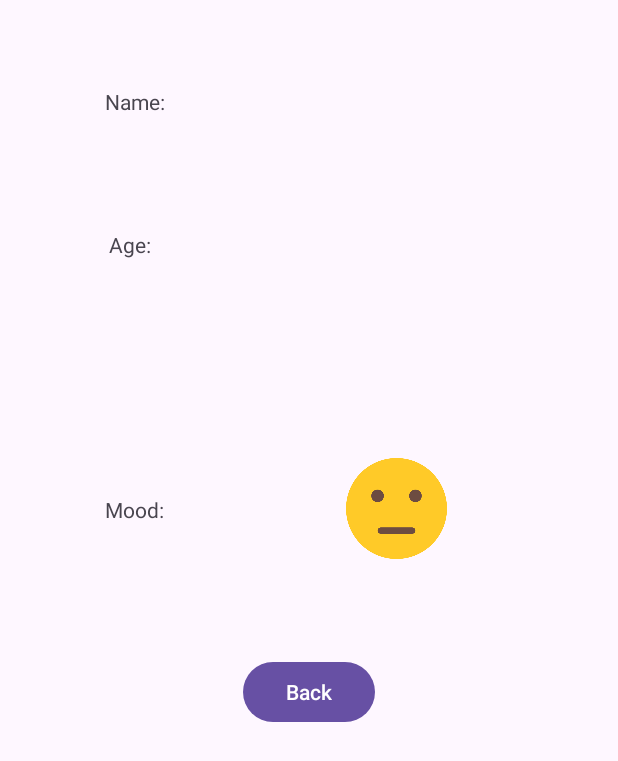
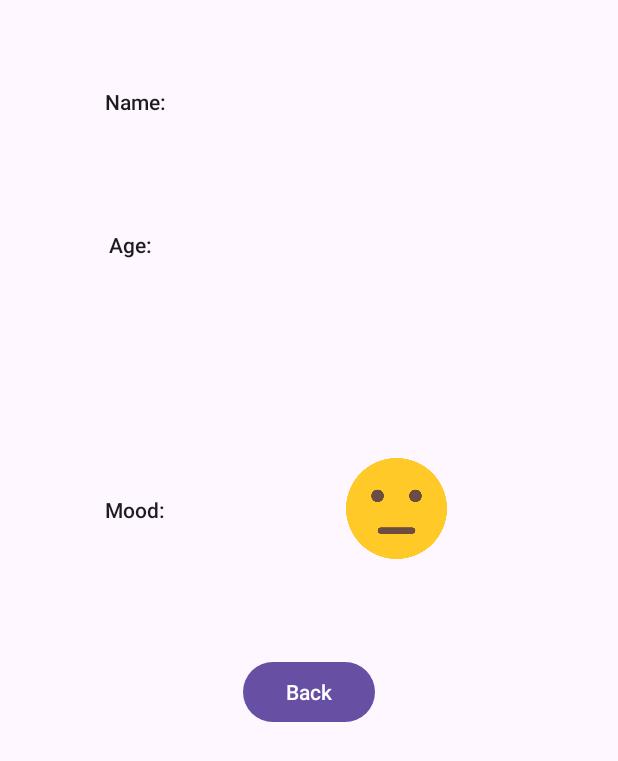
Before and after one commit to mihirphatak/IntentsDemo, an Android app: the ProfileDisplay screen opened directly, with no data from a screen before it, on a phone screen of 412 x 824 dp. Shown: the top 761 px of the screen. Run offline under Robolectric (Android 15) with nearby library versions, the phone set to English and light mode, and no system bars.

Commit message:
Made layout changes

```diff
--- a/app/src/main/res/layout/activity_profile_display.xml
+++ b/app/src/main/res/layout/activity_profile_display.xml
@@ -13,6 +13,7 @@
         android:layout_height="wrap_content"
         android:layout_marginStart="60dp"
         android:text="@string/name"
+        android:textAppearance="@style/TextAppearance.AppCompat.Body2"
         app:layout_constraintBottom_toBottomOf="@+id/textViewNameValue"
         app:layout_constraintEnd_toStartOf="@+id/textViewNameValue"
         app:layout_constraintHorizontal_bias="0.0"
@@ -26,6 +27,7 @@
         android:layout_height="wrap_content"
         android:layout_marginTop="48dp"
         android:layout_marginEnd="60dp"
+        android:textAppearance="@style/TextAppearance.AppCompat.Body2"
         app:layout_constraintEnd_toEndOf="parent"
         app:layout_constraintTop_toTopOf="parent" />
 
@@ -35,6 +37,7 @@
         android:layout_height="wrap_content"
         android:layout_marginStart="60dp"
         android:text="@string/age"
+        android:textAppearance="@style/TextAppearance.AppCompat.Body2"
         app:layout_constraintBottom_toBottomOf="@+id/textViewAgeValue"
         app:layout_constraintEnd_toStartOf="@+id/textViewAgeValue"
         app:layout_constraintHorizontal_bias="0.012"
@@ -48,6 +51,7 @@
         android:layout_height="wrap_content"
         android:layout_marginTop="76dp"
         android:layout_marginEnd="60dp"
+        android:textAppearance="@style/TextAppearance.AppCompat.Body2"
         app:layout_constraintEnd_toEndOf="parent"
         app:layout_constraintTop_toBottomOf="@+id/textViewNameValue" />
 
@@ -58,6 +62,7 @@
         android:layout_marginStart="60dp"
         android:layout_marginEnd="60dp"
         android:text="@string/mood"
+        android:textAppearance="@style/TextAppearance.AppCompat.Body2"
         app:layout_constraintBottom_toBottomOf="@+id/imageViewDisplay"
         app:layout_constraintEnd_toStartOf="@+id/imageViewDisplay"
         app:layout_constraintHorizontal_bias="0.0"
@@ -82,6 +87,7 @@
         android:layout_height="wrap_content"
         android:layout_marginEnd="60dp"
         android:layout_marginBottom="412dp"
+        android:textAppearance="@style/TextAppearance.AppCompat.Body2"
         app:layout_constraintBottom_toBottomOf="parent"
         app:layout_constraintEnd_toEndOf="parent"
         app:layout_constraintTop_toBottomOf="@+id/textViewAgeValue"
@@ -102,6 +108,7 @@
         android:id="@+id/textViewMoodStatus"
         android:layout_width="wrap_content"
         android:layout_height="wrap_content"
+        android:textAppearance="@style/TextAppearance.AppCompat.Body2"
         app:layout_constraintEnd_toEndOf="@+id/imageViewDisplay"
         app:layout_constraintStart_toStartOf="@+id/imageViewDisplay"
         app:layout_constraintTop_toBottomOf="@+id/imageViewDisplay" />
```
Also changed, not shown: app/src/main/java/com/example/intentsdemo/MainActivity.java (+14 -0 lines), app/src/main/java/com/example/intentsdemo/ProfileDisplay.java (+5 -5 lines), app/src/main/res/layout/activity_main.xml (+10 -0 lines).
